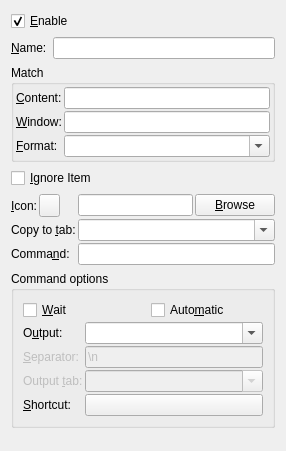
Above: src/ui/commandwidget.ui from hluk/CopyQ before the change. Below: the same form after it.
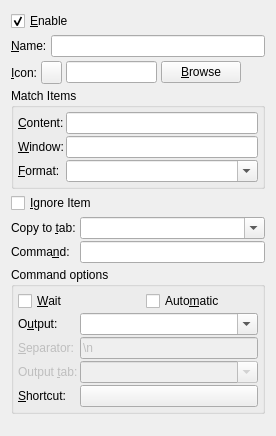
That is the form after the change.

Commit message: Activate tray menu to gain focus

Patch:
```diff
--- a/src/ui/commandwidget.ui
+++ b/src/ui/commandwidget.ui
@@ -6,14 +6,17 @@
    <rect>
     <x>0</x>
     <y>0</y>
-    <width>286</width>
-    <height>451</height>
+    <width>276</width>
+    <height>436</height>
    </rect>
   </property>
   <property name="windowTitle">
    <string>Form</string>
   </property>
   <layout class="QVBoxLayout" name="verticalLayout_2">
+   <property name="spacing">
+    <number>4</number>
+   </property>
    <item>
     <layout class="QHBoxLayout" name="horizontalLayout_4">
      <item>
@@ -58,10 +61,77 @@
      </item>
     </layout>
    </item>
+   <item>
+    <layout class="QHBoxLayout" name="horizontalLayout_3">
+     <item>
+      <widget class="QLabel" name="label_5">
+       <property name="sizePolicy">
+        <sizepolicy hsizetype="Preferred" vsizetype="Preferred">
+         <horstretch>0</horstretch>
+         <verstretch>0</verstretch>
+        </sizepolicy>
+       </property>
+       <property name="text">
+        <string>&amp;Icon:</string>
+       </property>
+       <property name="buddy">
+        <cstring>lineEditIcon</cstring>
+       </property>
+      </widget>
+     </item>
+     <item>
+      <widget class="QToolButton" name="buttonIcon">
+       <property name="text">
+        <string/>
+       </property>
+       <property name="iconSize">
+        <size>
+         <width>13</width>
+         <height>16</height>
+        </size>
+       </property>
+       <property name="popupMode">
+        <enum>QToolButton::InstantPopup</enum>
+       </property>
+      </widget>
+     </item>
+     <item>
+      <layout class="QHBoxLayout" name="horizontalLayout_9">
+       <item>
+        <widget class="QLineEdit" name="lineEditIcon">
+         <property name="toolTip">
+          <string>Icon shown in menu</string>
+         </property>
+        </widget>
+       </item>
+       <item>
+        <widget class="QPushButton" name="pushButtonBrowse">
+         <property name="text">
+          <string>&amp;Browse</string>
+         </property>
+        </widget>
+       </item>
+       <item>
+        <spacer name="horizontalSpacer">
+         <property name="orientation">
+          <enum>Qt::Horizontal</enum>
+         </property>
+         <property name="sizeHint" stdset="0">
+          <size>
+           <width>40</width>
+           <height>20</height>
+          </size>
+         </property>
+        </spacer>
+       </item>
+      </layout>
+     </item>
+    </layout>
+   </item>
    <item>
     <widget class="QGroupBox" name="groupBox">
      <property name="title">
-      <string>Match</string>
+      <string>Match Items</string>
      </property>
      <layout class="QFormLayout" name="formLayout_2">
       <property name="horizontalSpacing">
@@ -71,16 +141,16 @@
        <number>2</number>
       </property>
       <property name="leftMargin">
-       <number>2</number>
+       <number>4</number>
       </property>
       <property name="topMargin">
-       <number>2</number>
+       <number>4</number>
       </property>
       <property name="rightMargin">
-       <number>2</number>
+       <number>4</number>
       </property>
       <property name="bottomMargin">
-       <number>2</number>
+       <number>4</number>
       </property>
       <item row="0" column="0">
        <widget class="QLabel" name="label_4">
@@ -157,68 +227,11 @@
     </widget>
    </item>
    <item>
-    <layout class="QFormLayout" name="formLayout_3">
-     <property name="horizontalSpacing">
-      <number>2</number>
-     </property>
+    <layout class="QFormLayout" name="formLayout_4">
      <property name="verticalSpacing">
       <number>2</number>
      </property>
      <item row="0" column="0">
-      <layout class="QHBoxLayout" name="horizontalLayout_3">
-       <item>
-        <widget class="QLabel" name="label_5">
-         <property name="sizePolicy">
-          <sizepolicy hsizetype="Preferred" vsizetype="Preferred">
-           <horstretch>0</horstretch>
-           <verstretch>0</verstretch>
-          </sizepolicy>
-         </property>
-         <property name="text">
-          <string>&amp;Icon:</string>
-         </property>
-         <property name="buddy">
-          <cstring>lineEditIcon</cstring>
-         </property>
-        </widget>
-       </item>
-       <item>
-        <widget class="QToolButton" name="buttonIcon">
-         <property name="text">
-          <string/>
-         </property>
-         <property name="iconSize">
-          <size>
-           <width>13</width>
-           <height>16</height>
-          </size>
-         </property>
-         <property name="popupMode">
-          <enum>QToolButton::InstantPopup</enum>
-         </property>
-        </widget>
-       </item>
-      </layout>
-     </item>
-     <item row="0" column="1">
-      <layout class="QHBoxLayout" name="horizontalLayout_9">
-       <item>
-        <widget class="QLineEdit" name="lineEditIcon">
-         <property name="toolTip">
-          <string>Icon shown in menu</string>
-         </property>
-        </widget>
-       </item>
-       <item>
-        <widget class="QPushButton" name="pushButtonBrowse">
-         <property name="text">
-          <string>&amp;Browse</string>
-         </property>
-        </widget>
-       </item>
-      </layout>
-     </item>
-     <item row="1" column="0">
       <widget class="QLabel" name="label_6">
        <property name="text">
         <string>Copy to &amp;tab:</string>
@@ -228,17 +241,7 @@
        </property>
       </widget>
      </item>
-     <item row="1" column="1">
-      <widget class="QComboBox" name="comboBoxCopyToTab">
-       <property name="toolTip">
-        <string>Name of tab to copy new items into (leave empty not to copy)</string>
-       </property>
-       <property name="editable">
-        <bool>true</bool>
-       </property>
-      </widget>
-     </item>
-     <item row="2" column="0">
+     <item row="1" column="0">
       <widget class="QLabel" name="label_2">
        <property name="sizePolicy">
         <sizepolicy hsizetype="Preferred" vsizetype="Preferred">
@@ -254,7 +257,17 @@
        </property>
       </widget>
      </item>
-     <item row="2" column="1">
+     <item row="0" column="1">
+      <widget class="QComboBox" name="comboBoxCopyToTab">
+       <property name="toolTip">
+        <string>Name of tab to copy new items into (leave empty not to copy)</string>
+       </property>
+       <property name="editable">
+        <bool>true</bool>
+       </property>
+      </widget>
+     </item>
+     <item row="1" column="1">
       <widget class="QLineEdit" name="lineEditCommand">
        <property name="toolTip">
         <string>&lt;p&gt;Command to run. Use &lt;b&gt;%1&lt;/b&gt; for item text passed as argument and &lt;b&gt;%2&lt;/b&gt; to &lt;b&gt;%9&lt;/b&gt; for arguments captured by regular expression (parts enclosed in parentheses).&lt;/p&gt;
@@ -274,6 +287,18 @@
       <property name="spacing">
        <number>2</number>
       </property>
+      <property name="leftMargin">
+       <number>4</number>
+      </property>
+      <property name="topMargin">
+       <number>4</number>
+      </property>
+      <property name="rightMargin">
+       <number>4</number>
+      </property>
+      <property name="bottomMargin">
+       <number>4</number>
+      </property>
       <item>
        <layout class="QHBoxLayout" name="horizontalLayout_2">
         <property name="spacing">
```
Left out of the diff: 6 changed lines with no effect on the pictures. The commit also changes 1 other file.
